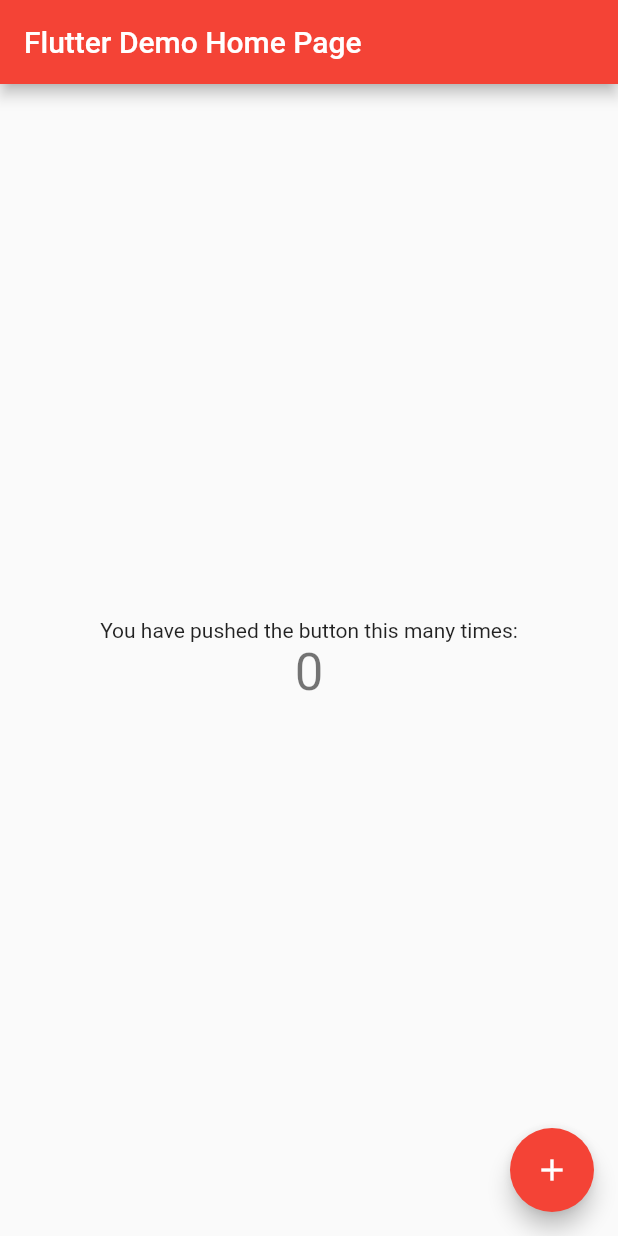
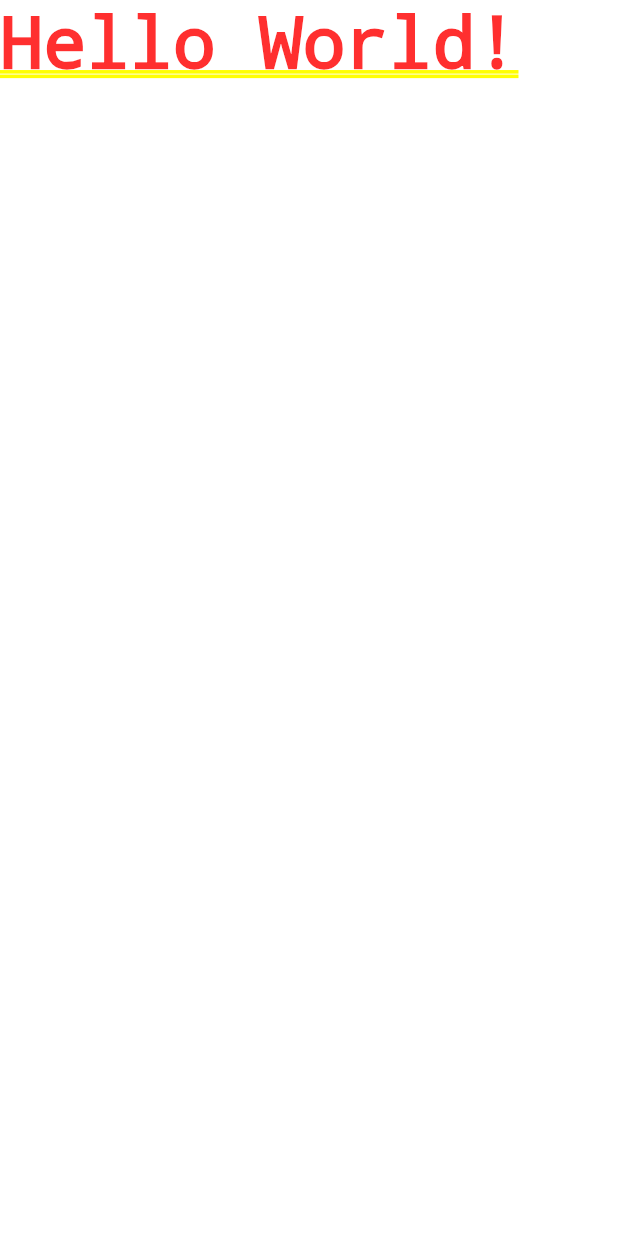
Before and after one commit to PearlKang/Nomadcoders, a Flutter app: the screen it shows after launch, on a phone screen of 412 x 824 dp. Run offline on Flutter 3.47's test engine with Material 2 defaults, Android fonts, the light colour scheme and no system bars.

Commit message:
2023.02.08

```diff
--- a/Program/Flutter/toonflix/lib/main.dart
+++ b/Program/Flutter/toonflix/lib/main.dart
@@ -1,115 +1,16 @@
 import 'package:flutter/material.dart';
 
 void main() {
-  runApp(const MyApp());
+  runApp(App());
 }
 
-class MyApp extends StatelessWidget {
-  const MyApp({super.key});
-
-  // This widget is the root of your application.
+// Root Widget
+class App extends StatelessWidget {
   @override
   Widget build(BuildContext context) {
+    // Material = Google / Cupertino = ios // 테마 선택이라고 생각하면 됨.
     return MaterialApp(
-      title: 'Flutter Demo',
-      theme: ThemeData(
-        // This is the theme of your application.
-        //
-        // Try running your application with "flutter run". You'll see the
-        // application has a blue toolbar. Then, without quitting the app, try
-        // changing the primarySwatch below to Colors.green and then invoke
-        // "hot reload" (press "r" in the console where you ran "flutter run",
-        // or simply save your changes to "hot reload" in a Flutter IDE).
-        // Notice that the counter didn't reset back to zero; the application
-        // is not restarted.
-        primarySwatch: Colors.red,
-      ),
-      home: const MyHomePage(title: 'Flutter Demo Home Page'),
+      home: Text("Hello World!"),
     );
   }
 }
-
-class MyHomePage extends StatefulWidget {
-  const MyHomePage({super.key, required this.title});
-
-  // This widget is the home page of your application. It is stateful, meaning
-  // that it has a State object (defined below) that contains fields that affect
-  // how it looks.
-
-  // This class is the configuration for the state. It holds the values (in this
-  // case the title) provided by the parent (in this case the App widget) and
-  // used by the build method of the State. Fields in a Widget subclass are
-  // always marked "final".
-
-  final String title;
-
-  @override
-  State<MyHomePage> createState() => _MyHomePageState();
-}
-
-class _MyHomePageState extends State<MyHomePage> {
-  int _counter = 0;
-
-  void _incrementCounter() {
-    setState(() {
-      // This call to setState tells the Flutter framework that something has
-      // changed in this State, which causes it to rerun the build method below
-      // so that the display can reflect the updated values. If we changed
-      // _counter without calling setState(), then the build method would not be
-      // called again, and so nothing would appear to happen.
-      _counter++;
-    });
-  }
-
-  @override
-  Widget build(BuildContext context) {
-    // This method is rerun every time setState is called, for instance as done
-    // by the _incrementCounter method above.
-    //
-    // The Flutter framework has been optimized to make rerunning build methods
-    // fast, so that you can just rebuild anything that needs updating rather
-    // than having to individually change instances of widgets.
-    return Scaffold(
-      appBar: AppBar(
-        // Here we take the value from the MyHomePage object that was created by
-        // the App.build method, and use it to set our appbar title.
-        title: Text(widget.title),
-      ),
-      body: Center(
-        // Center is a layout widget. It takes a single child and positions it
-        // in the middle of the parent.
-        child: Column(
-          // Column is also a layout widget. It takes a list of children and
-          // arranges them vertically. By default, it sizes itself to fit its
-          // children horizontally, and tries to be as tall as its parent.
-          //
-          // Invoke "debug painting" (press "p" in the console, choose the
-          // "Toggle Debug Paint" action from the Flutter Inspector in Android
-          // Studio, or the "Toggle Debug Paint" command in Visual Studio Code)
-          // to see the wireframe for each widget.
-          //
-          // Column has various properties to control how it sizes itself and
-          // how it positions its children. Here we use mainAxisAlignment to
-          // center the children vertically; the main axis here is the vertical
-          // axis because Columns are vertical (the cross axis would be
-          // horizontal).
-          mainAxisAlignment: MainAxisAlignment.center,
-          children: <Widget>[
-            const Text(
-              'You have pushed the button this many times:',
-            ),
-            Text(
-              '$_counter',
-              style: Theme.of(context).textTheme.headlineMedium,
-            ),
-          ],
-        ),
-      ),
-      floatingActionButton: FloatingActionButton(
-        onPressed: _incrementCounter,
-        tooltip: 'Increment',
-        child: const Icon(Icons.add),
-      ), // This trailing comma makes auto-formatting nicer for build methods.
-    );
-  }
-}
```
